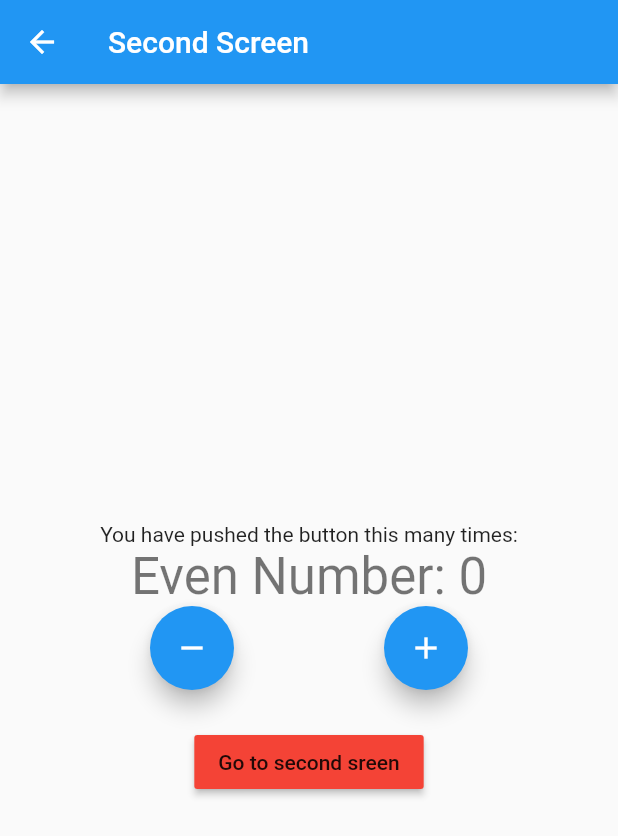
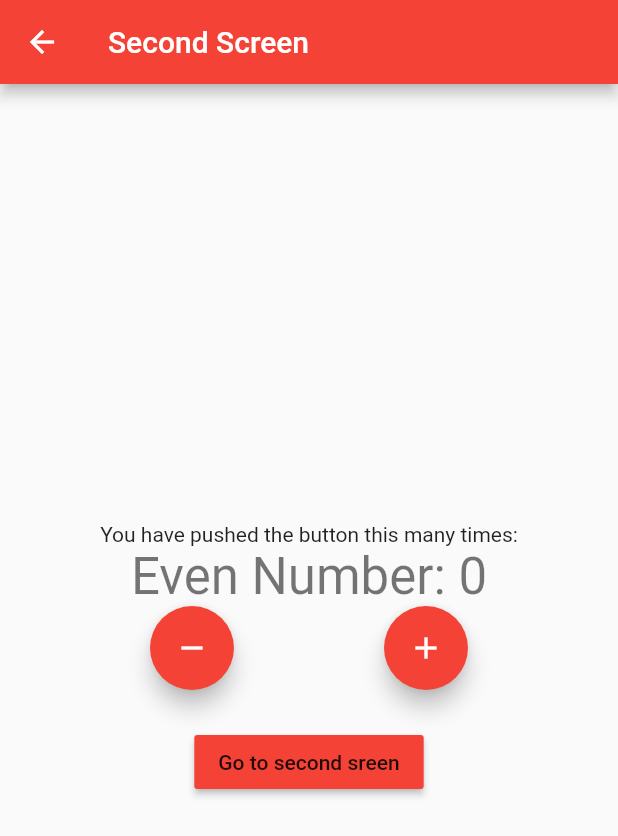
Before and after one commit to lemon-sandwich/flutter-with-bloc, a Flutter app: the screen it shows after launch, after a tap on "Go to second sreen", on a phone screen of 412 x 824 dp. Shown: the top 836 px of the screen. Run offline on Flutter 3.47's test engine with Material 2 defaults, Android fonts, the phone set to English and light mode, and no system bars; our stand-ins replace bloc, equatable, flutter_bloc.

Commit message:
Used Generated Route Access. Converted MyApp to StatefulWidget to dispose the instance after use

```diff
--- a/lib/main.dart
+++ b/lib/main.dart
@@ -1,27 +1,57 @@
 import 'package:flutter/material.dart';
 import 'package:flutter_bloc/flutter_bloc.dart';
 import 'package:flutter_with_bloc/presentation/screens/home_screen.dart';
+import 'package:flutter_with_bloc/presentation/screens/second_screen.dart';
+import 'package:flutter_with_bloc/presentation/screens/third_screen.dart';
 
 import 'cubit/counter_cubit.dart';
 
 void main() {
-  runApp(const MyApp());
+  runApp(MyApp());
 }
 
-class MyApp extends StatelessWidget {
-  const MyApp({Key? key}) : super(key: key);
+class MyApp extends StatefulWidget { // Converted the class to StatefulWidget so as to dispose the instance created at the end.
+
+  @override
+  State<MyApp> createState() => _MyAppState();
+}
+
+class _MyAppState extends State<MyApp> {
+  final CounterCubit _counterCubit = CounterCubit(); // Made a single instance of the class to be used everywhere
 
   @override
   Widget build(BuildContext context) {
-    return BlocProvider<CounterCubit>(
-      create: (context) => CounterCubit(), // Creating an instance of CounterCubit to be used in multiple routes
-      child: MaterialApp(
-        title: 'Flutter Demo',
-        theme: ThemeData(
-          primarySwatch: Colors.blue,
-        ),
-        home: const HomeScreen(title: 'Flutter Demo Home Page', colors: Colors.blueAccent,),
+    return MaterialApp(
+      title: 'Flutter Demo',
+      theme: ThemeData(
+        primarySwatch: Colors.blue,
       ),
+      routes: { // Using Generated Route Access ( More Professional )
+        '/': (context) =>
+            BlocProvider.value( // Used BlocProvider.value to pass the existing instance to the screens
+              value: _counterCubit,
+              child:
+              HomeScreen(title: 'Home Screen', colors: Colors.blueAccent),
+            ),
+        '/second': (context) =>
+            BlocProvider.value(
+              value: _counterCubit,
+              child: SecondScreen(title: 'Second Screen', colors: Colors.red),
+            ),
+        '/third': (context) =>
+            BlocProvider.value(
+              value: _counterCubit,
+              child: ThirdScreen(
+                  title: 'Third Screen', colors: Colors.greenAccent),
+            ),
+      },
     );
   }
+
+  @override
+  void dispose() {
+    // TODO: implement dispose
+    _counterCubit.close(); // Always dispose the instance after its use.
+    super.dispose();
+  }
 }
--- a/lib/presentation/screens/home_screen.dart
+++ b/lib/presentation/screens/home_screen.dart
@@ -97,18 +97,18 @@ class _HomeScreenState extends State<HomeScreen> {
             ),
             SizedBox(height: 24,),
             MaterialButton(onPressed: () {
-              Navigator.of(context).push(
-                  MaterialPageRoute(
-                      builder: (_) => BlocProvider.value( // BlocProvider.value helps navigate to different routes with same instance of a class
-                        value: BlocProvider.of<CounterCubit>(context), // notice that the context of navigator and blocProvider are different i.e. "_" and "context".
-                        child: SecondScreen(
-                            title: 'Second Screen',
-                            colors: Colors.red),
-                      )));
+              Navigator.of(context).pushNamed('/second');
             },
               color: widget.colors,
               child: Text('Go to second sreen'),
-            )
+            ),
+            SizedBox(height: 24,),
+            MaterialButton(onPressed: () {
+              Navigator.of(context).pushNamed('/third');
+            },
+              color: widget.colors,
+              child: Text('Go to third sreen'),
+            ),
           ],
         ),
       ),
--- a/lib/presentation/screens/second_screen.dart
+++ b/lib/presentation/screens/second_screen.dart
@@ -26,6 +26,7 @@ class _SecondScreenState extends State<SecondScreen> {
     return Scaffold(
       appBar: AppBar(
         title: Text(widget.title),
+        backgroundColor: widget.colors,
       ),
       body: Center(
 
@@ -84,12 +85,14 @@ class _SecondScreenState extends State<SecondScreen> {
                   },
                   heroTag: 'To Remove',
                   child: Icon(Icons.remove),
+                  backgroundColor: widget.colors,
                 ),
                 FloatingActionButton(
                   onPressed: () {
                     BlocProvider.of<CounterCubit>(context).increment();
                   },
                   child: Icon(Icons.add),
+                  backgroundColor: widget.colors,
                   heroTag: 'To Add',
                 ),
               ],
--- a/lib/presentation/screens/third_screen.dart
+++ b/lib/presentation/screens/third_screen.dart
@@ -26,6 +26,7 @@ class _ThirdScreenState extends State<ThirdScreen> {
     return Scaffold(
       appBar: AppBar(
         title: Text(widget.title),
+        backgroundColor: widget.colors,
       ),
       body: Center(
 
@@ -84,12 +85,14 @@ class _ThirdScreenState extends State<ThirdScreen> {
                   },
                   heroTag: 'To Remove',
                   child: Icon(Icons.remove),
+                  backgroundColor: widget.colors,
                 ),
                 FloatingActionButton(
                   onPressed: () {
                     BlocProvider.of<CounterCubit>(context).increment();
                   },
                   child: Icon(Icons.add),
+                  backgroundColor: widget.colors,
                   heroTag: 'To Add',
                 ),
               ],
```
